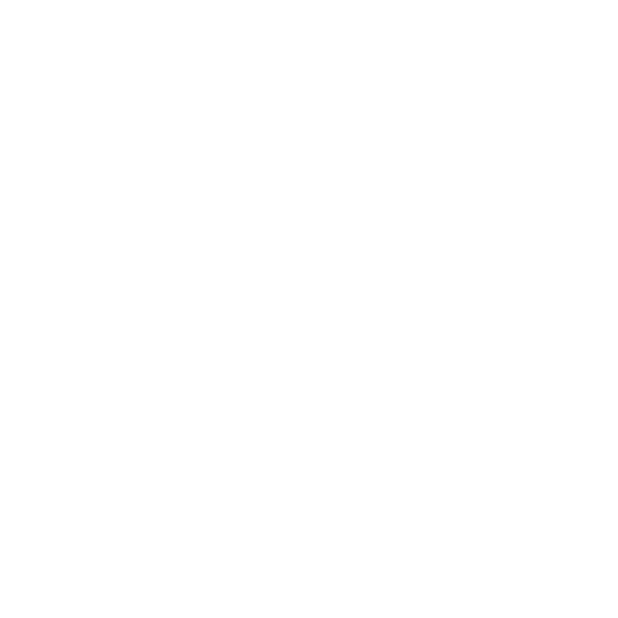
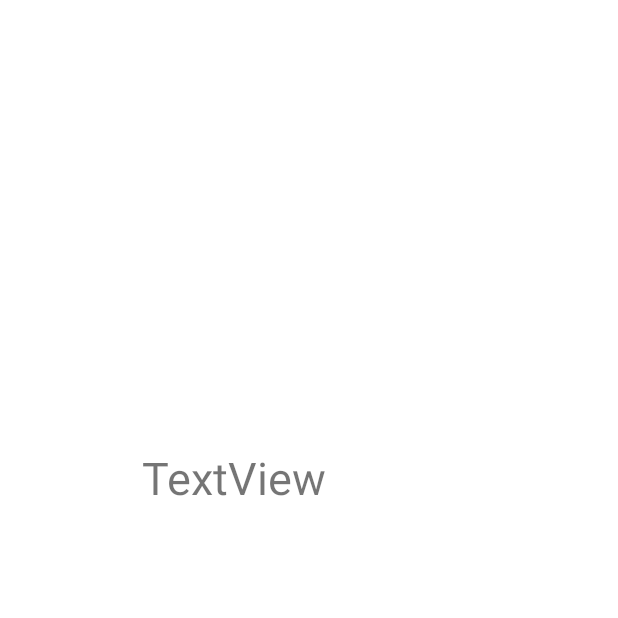
Before and after one commit to Dishant-Rathi/FitVibe, an Android app: the Detailpage screen opened directly, with no data from a screen before it, on a phone screen of 412 x 824 dp, the top half of it. Before the commit the part shown is empty. Run offline under Robolectric (Android 15) with nearby library versions, the phone set to English and light mode, and no system bars; our stand-ins replace Volley; libraries missing offline, so code that uses them is left out: com.google.firebase.crashlytics; network calls fail.

Commit message:
Got the data from Api

```diff
--- a/app/build.gradle
+++ b/app/build.gradle
@@ -32,7 +32,10 @@ dependencies {
     implementation 'androidx.appcompat:appcompat:1.6.1'
     implementation 'com.google.android.material:material:1.8.0'
     implementation 'androidx.constraintlayout:constraintlayout:2.1.4'
+    implementation 'com.google.firebase:firebase-crashlytics-buildtools:2.9.4'
     testImplementation 'junit:junit:4.13.2'
     androidTestImplementation 'androidx.test.ext:junit:1.1.5'
     androidTestImplementation 'androidx.test.espresso:espresso-core:3.5.1'
+    implementation 'com.android.volley:volley:1.2.0'
+    implementation 'com.squareup.retrofit2:retrofit:2.9.0'
 }
--- a/app/src/main/AndroidManifest.xml
+++ b/app/src/main/AndroidManifest.xml
@@ -30,5 +30,5 @@
 
         </activity>
     </application>
-
+    <uses-permission android:name="android.permission.INTERNET" />
 </manifest>
--- a/app/src/main/java/com/shivam/fitvibe1/Detailpage.java
+++ b/app/src/main/java/com/shivam/fitvibe1/Detailpage.java
@@ -2,13 +2,119 @@ package com.shivam.fitvibe1;
 
 import androidx.appcompat.app.AppCompatActivity;
 
+import android.content.Context;
 import android.os.Bundle;
+import android.widget.TextView;
+import android.widget.Toast;
+
+import com.android.volley.AuthFailureError;
+import com.android.volley.Request;
+import com.android.volley.RequestQueue;
+import com.android.volley.Response;
+import com.android.volley.VolleyError;
+import com.android.volley.toolbox.StringRequest;
+import com.android.volley.toolbox.Volley;
+import com.google.firebase.crashlytics.buildtools.reloc.org.apache.http.HttpRequest;
+
+import org.json.JSONException;
+import org.json.JSONObject;
+
+import java.util.HashMap;
+import java.util.Map;
+
+import okhttp3.OkHttpClient;
+import retrofit2.Retrofit;
 
 public class Detailpage extends AppCompatActivity {
-
+    RequestQueue queue;
+    TextView txtData;
     @Override
     protected void onCreate(Bundle savedInstanceState) {
         super.onCreate(savedInstanceState);
         setContentView(R.layout.activity_detailpage);
+
+      /*  RequestQueue queue = Volley.newRequestQueue(this);
+        String url = "https://workout-planner1.p.rapidapi.com/?time=30&muscle=biceps&location=gym&equipment=dumbbells";
+
+// Request a string response from the provided URL.
+        StringRequest stringRequest = new StringRequest(Request.Method.GET, url,
+                new Response.Listener<String>() {
+                    @Override
+                    public void onResponse(String response) {
+                        // Display the first 500 characters of the response string.
+
+                        Toast.makeText(getApplicationContext(),response.substring(0,500),Toast.LENGTH_SHORT).show();
+                    }
+                }, new Response.ErrorListener() {
+            @Override
+            public void onErrorResponse(VolleyError error) {
+                System.out.println("That didn't work!");
+            }
+        });
+
+// Add the request to the RequestQueue.
+        queue.add(stringRequest);*/
+      /*  String URL ="https://workout-planner1.p.rapidapi.com/?time=30&muscle=biceps&location=gym&equipment=dumbbells";
+        queue = Volley.newRequestQueue(this);
+        StringRequest request = new StringRequest(Request.Method.GET, URL, new Response.Listener<String>() {
+            @Override
+            public void onResponse(String response) {
+                Toast.makeText(getApplicationContext(),response.toString(),Toast.LENGTH_SHORT).show();
+
+            }
+        }, new Response.ErrorListener() {
+            @Override
+            public void onErrorResponse(VolleyError error) {
+                Toast.makeText(getApplicationContext(),"Didnot work",Toast.LENGTH_SHORT).show();
+            }
+        });
+        queue.add(request);*/
+
+        /*HttpRequest request = HttpRequest.newBuilder()
+                .uri(URI.create("https://workout-planner1.p.rapidapi.com/?time=30&muscle=biceps&location=gym&equipment=dumbbells"))
+                .header("X-RapidAPI-Key", "47a1cfb9f8msh233a86af19467cap167c9ajsn51f38e84b9cc")
+                .header("X-RapidAPI-Host", "workout-planner1.p.rapidapi.com")
+                .method("GET", HttpRequest.BodyPublishers.noBody())
+                .build();
+        HttpResponse<String> response = HttpClient.newHttpClient().send(request, HttpResponse.BodyHandlers.ofString());
+        System.out.println(response.body());*/
+        txtData=findViewById(R.id.lblData);
+
+        RequestQueue queue = Volley.newRequestQueue(this);
+        String url = "https://workout-planner1.p.rapidapi.com/?time=30&muscle=biceps&location=gym&equipment=dumbbells";
+        StringRequest getRequest = new StringRequest(Request.Method.GET, url,
+                new Response.Listener<String>()
+                {
+                    @Override
+                    public void onResponse(String response) {
+                        // response
+                        Toast.makeText(getApplicationContext(),response.substring(0,500),Toast.LENGTH_SHORT).show();
+                        System.out.print(response);
+                        txtData.setText(response);
+                    }
+                },
+                new Response.ErrorListener()
+                {
+                    @Override
+                    public void onErrorResponse(VolleyError error) {
+                        // TODO Auto-generated method stub
+                        Toast.makeText(getApplicationContext(),"Error",Toast.LENGTH_SHORT).show();
+                    }
+                }
+        ) {
+            @Override
+            public Map<String, String> getHeaders() throws AuthFailureError {
+                Map<String, String>  params = new HashMap<String, String>();
+                params.put("X-RapidAPI-Key", "47a1cfb9f8msh233a86af19467cap167c9ajsn51f38e84b9cc");
+                params.put("X-RapidAPI-Host", "workout-planner1.p.rapidapi.com");
+
+                return params;
+            }
+        };
+        queue.add(getRequest);
+
+
+
     }
+
 }
--- a/app/src/main/java/com/shivam/fitvibe1/MainActivity.java
+++ b/app/src/main/java/com/shivam/fitvibe1/MainActivity.java
@@ -16,8 +16,6 @@ public class MainActivity extends AppCompatActivity {
         btnSearch=findViewById(R.id.btnSearch);
 
 
-
-
         btnSearch.setOnClickListener(new View.OnClickListener() {
 
             @Override
--- a/app/src/main/res/layout/activity_detailpage.xml
+++ b/app/src/main/res/layout/activity_detailpage.xml
@@ -6,4 +6,14 @@
     android:layout_height="match_parent"
     tools:context=".Detailpage">
 
+    <TextView
+        android:id="@+id/lblData"
+        android:layout_width="223dp"
+        android:layout_height="228dp"
+        android:text="TextView"
+        android:textSize="30sp"
+        app:layout_constraintBottom_toBottomOf="parent"
+        app:layout_constraintEnd_toEndOf="parent"
+        app:layout_constraintStart_toStartOf="parent"
+        app:layout_constraintTop_toTopOf="parent" />
 </androidx.constraintlayout.widget.ConstraintLayout>
```
